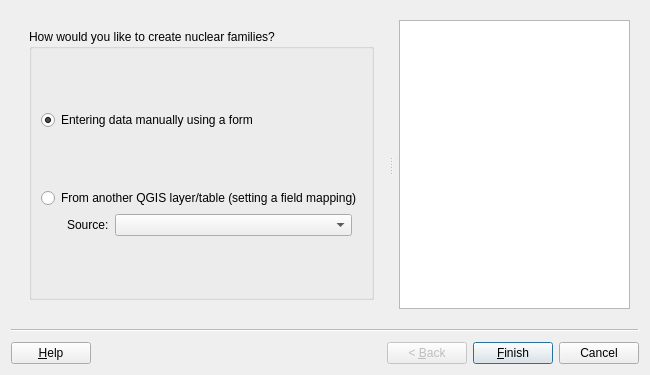
This is asistente_ladm_col/ui/wiz_create_nuclear_family_prc.ui in SwissTierrasColombia/Asistente-LADM-COL as Qt 5 draws it before an edit. The edited form follows.
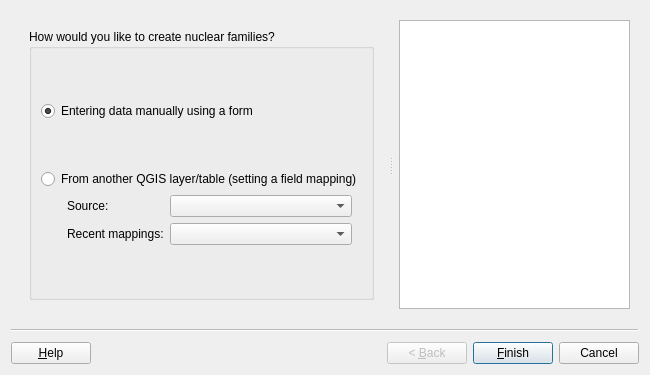
This is the edited form. Custom widgets are drawn as their Qt base class.

Commit message: The GUIs are modified to use recent field mappings

The edit to the form file:
```diff
--- a/asistente_ladm_col/ui/wiz_create_nuclear_family_prc.ui
+++ b/asistente_ladm_col/ui/wiz_create_nuclear_family_prc.ui
@@ -96,14 +96,14 @@
             </widget>
            </item>
            <item row="4" column="0">
-            <layout class="QHBoxLayout" name="horizontalLayout_3">
+            <layout class="QGridLayout" name="gridLayout_2">
              <property name="leftMargin">
               <number>26</number>
              </property>
              <property name="rightMargin">
               <number>10</number>
              </property>
-             <item>
+             <item row="0" column="0">
               <widget class="QLabel" name="lbl_refactor_source">
                <property name="sizePolicy">
                 <sizepolicy hsizetype="Preferred" vsizetype="Preferred">
@@ -116,7 +116,7 @@
                </property>
               </widget>
              </item>
-             <item>
+             <item row="0" column="1">
               <widget class="QgsMapLayerComboBox" name="mMapLayerComboBox">
                <property name="sizePolicy">
                 <sizepolicy hsizetype="Expanding" vsizetype="Fixed">
@@ -138,6 +138,16 @@
                </property>
               </widget>
              </item>
+             <item row="1" column="0">
+              <widget class="QLabel" name="label">
+               <property name="text">
+                <string>Recent mappings:</string>
+               </property>
+              </widget>
+             </item>
+             <item row="1" column="1">
+              <widget class="QComboBox" name="cbo_mapping"/>
+             </item>
             </layout>
            </item>
            <item row="5" column="0">
```
Left out of the diff: 6 changed lines with no effect on the pictures. The commit also changes 4 other files.
